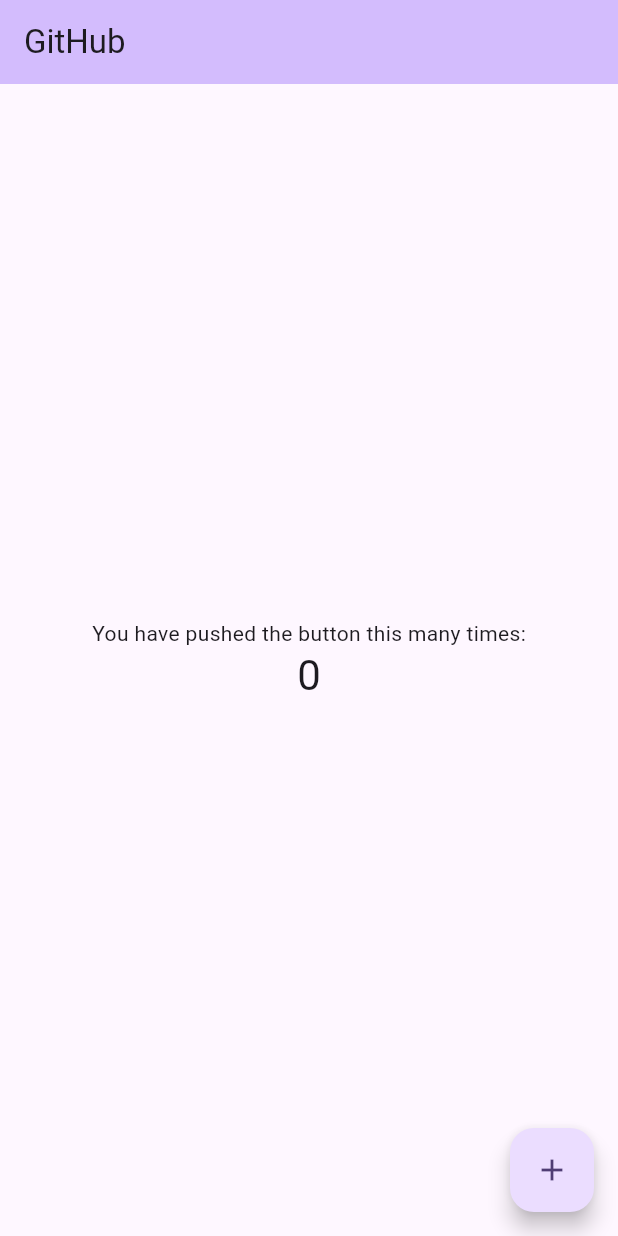
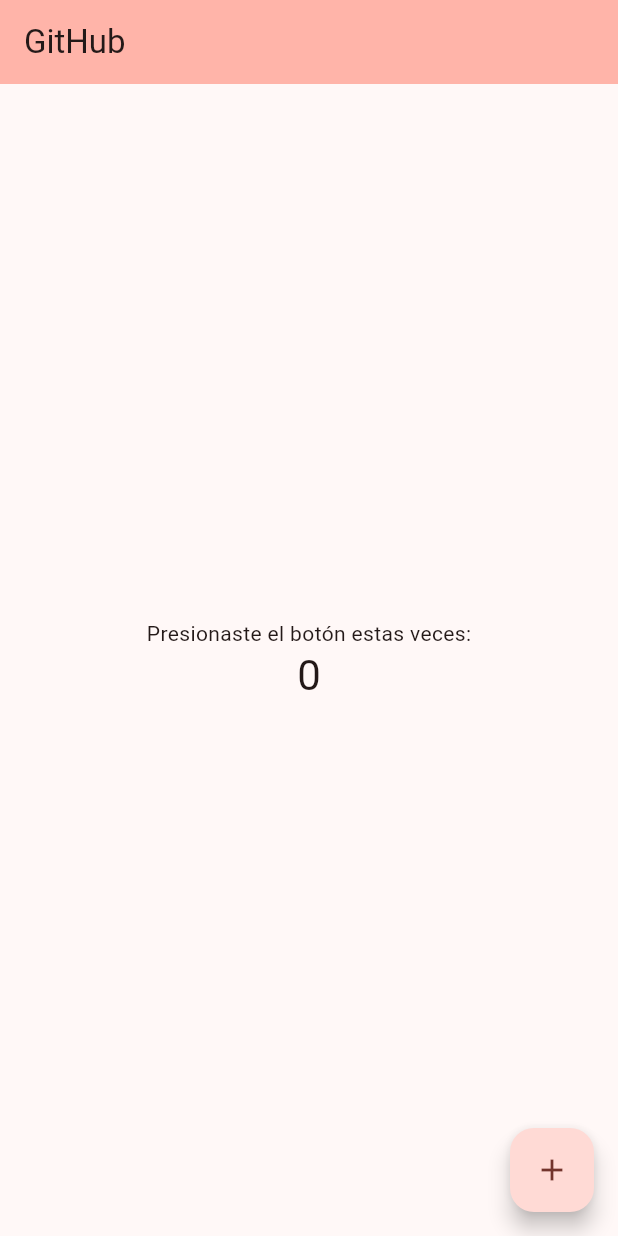
Before and after one commit to rlazarteg/AppCursoGit, a Flutter app: the screen it shows after launch, on a phone screen of 412 x 824 dp. Run offline on Flutter 3.47's test engine with Material 3 defaults, Android fonts, the phone set to English and light mode, and no system bars.

Commit message:
Se cambio el color de la interfaz y se cambio el idioma

```diff
--- a/lib/main.dart
+++ b/lib/main.dart
@@ -11,10 +11,11 @@
   @override
   Widget build(BuildContext context) {
     return MaterialApp(
+      debugShowCheckedModeBanner: false,
       title: 'Curso Git',
       theme: ThemeData(
 
-        colorScheme: ColorScheme.fromSeed(seedColor: Colors.deepPurple),
+        colorScheme: ColorScheme.fromSeed(seedColor: Colors.red),
         useMaterial3: true,
       ),
       home: const MyHomePage(title: 'GitHub'),
@@ -58,7 +59,7 @@
           mainAxisAlignment: MainAxisAlignment.center,
           children: <Widget>[
             const Text(
-              'You have pushed the button this many times:',
+              'Presionaste el botón estas veces:',
             ),
             Text(
               '$_counter',
```
